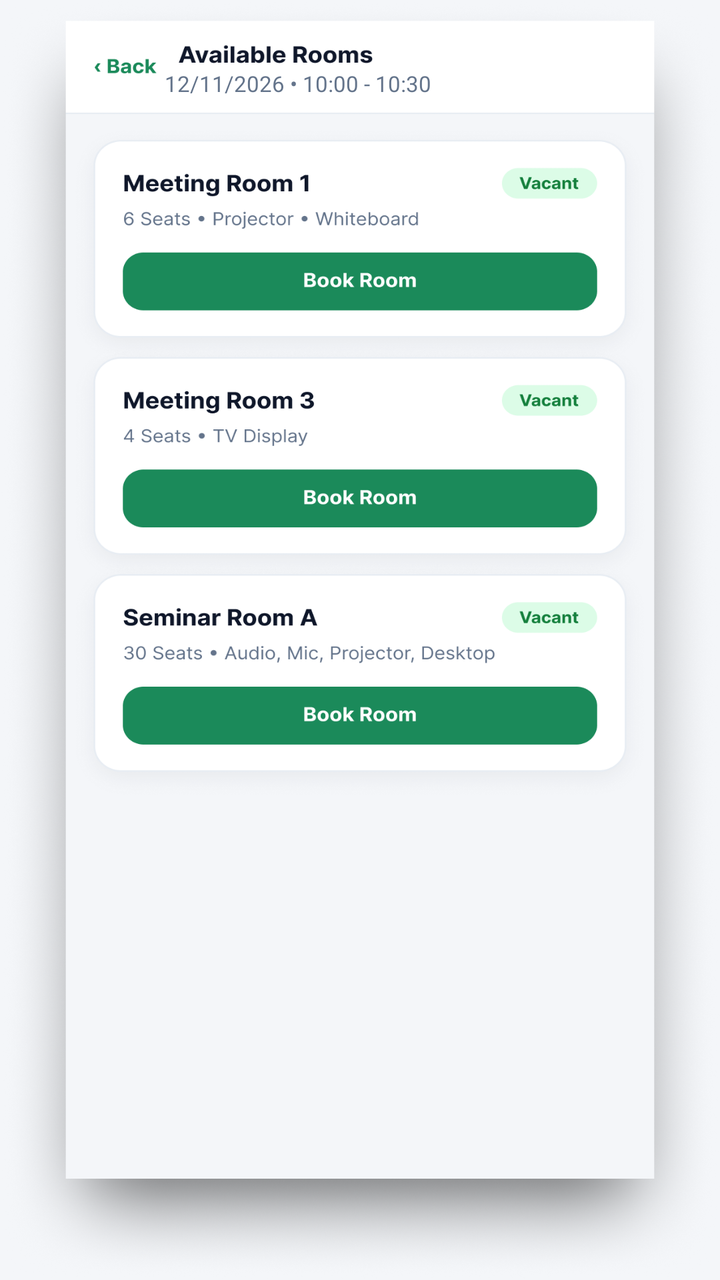
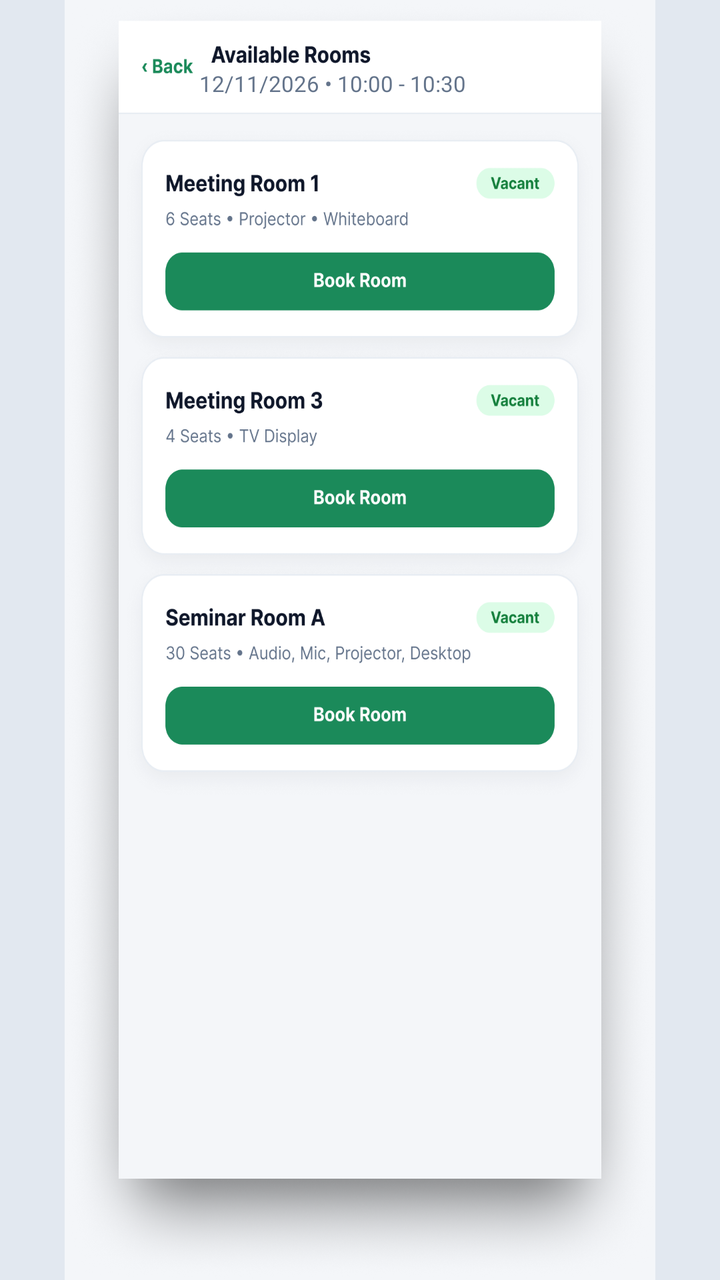

Compare the two renders of this Android layout. The source of the first and the diff that turns it into the second are given below.
<!-- AndroidManifest.xml: application theme Theme.SharedOfficeBookingApp -->
<!-- res/layout/activity_available_rooms.xml -->
<?xml version="1.0" encoding="utf-8"?>
<androidx.constraintlayout.widget.ConstraintLayout xmlns:android="http://schemas.android.com/apk/res/android"
    xmlns:app="http://schemas.android.com/apk/res-auto"
    android:layout_width="match_parent"
    android:layout_height="match_parent"
    android:background="#F4F6F9">

    <ImageView
        android:id="@+id/ivBgRooms"
        android:layout_width="0dp"
        android:layout_height="0dp"
        android:scaleType="fitXY"
        android:src="@drawable/availableroomrex"
        app:layout_constraintBottom_toBottomOf="parent"
        app:layout_constraintEnd_toEndOf="parent"
        app:layout_constraintStart_toStartOf="parent"
        app:layout_constraintTop_toTopOf="parent" />

    

    

    <TextView
        android:id="@+id/tvRoomsHeaderDateTime"
        android:layout_width="0dp"
        android:layout_height="0dp"
        android:background="#FFFFFF"
        android:gravity="center_vertical|start"
        android:text="12/11/2026 • 10:00 - 10:30"
        android:textColor="#64748B"
        android:textSize="11sp"
        app:layout_constraintBottom_toBottomOf="parent"
        app:layout_constraintEnd_toEndOf="parent"
        app:layout_constraintHeight_percent="0.025"
        app:layout_constraintHorizontal_bias="0.439"
        app:layout_constraintStart_toStartOf="parent"
        app:layout_constraintTop_toTopOf="parent"
        app:layout_constraintVertical_bias="0.054"
        app:layout_constraintWidth_percent="0.48" />

    <Button
        android:id="@+id/btnBackRooms"
        android:layout_width="55dp"
        android:layout_height="32dp"
        android:background="@android:color/transparent"
        app:layout_constraintBottom_toBottomOf="parent"
        app:layout_constraintEnd_toEndOf="parent"
        app:layout_constraintHeight_percent="0.045"
        app:layout_constraintHorizontal_bias="0.11"
        app:layout_constraintStart_toStartOf="parent"
        app:layout_constraintTop_toTopOf="parent"
        app:layout_constraintVertical_bias="0.025"
        app:layout_constraintWidth_percent="0.20" />

    
    <Button
        android:id="@+id/btnSelectRoom1"
        android:layout_width="0dp"
        android:layout_height="0dp"
        android:background="@android:color/transparent"
        app:layout_constraintBottom_toBottomOf="parent"
        app:layout_constraintEnd_toEndOf="parent"
        app:layout_constraintHeight_percent="0.145"
        app:layout_constraintStart_toStartOf="parent"
        app:layout_constraintTop_toTopOf="parent"
        app:layout_constraintVertical_bias="0.126"
        app:layout_constraintWidth_percent="0.80" />

    
    <Button
        android:id="@+id/btnSelectRoom2"
        android:layout_width="0dp"
        android:layout_height="0dp"
        android:background="@android:color/transparent"
        app:layout_constraintBottom_toBottomOf="parent"
        app:layout_constraintEnd_toEndOf="parent"
        app:layout_constraintHeight_percent="0.145"
        app:layout_constraintStart_toStartOf="parent"
        app:layout_constraintTop_toTopOf="parent"
        app:layout_constraintVertical_bias="0.331"
        app:layout_constraintWidth_percent="0.80" />

    
    <Button
        android:id="@+id/btnSelectRoom3"
        android:layout_width="0dp"
        android:layout_height="0dp"
        android:background="@android:color/transparent"
        app:layout_constraintBottom_toBottomOf="parent"
        app:layout_constraintEnd_toEndOf="parent"
        app:layout_constraintHeight_percent="0.145"
        app:layout_constraintStart_toStartOf="parent"
        app:layout_constraintTop_toTopOf="parent"
        app:layout_constraintVertical_bias="0.518"
        app:layout_constraintWidth_percent="0.80" />

</androidx.constraintlayout.widget.ConstraintLayout>
<!-- resources referenced by this layout -->
<resources>
  <!-- drawable availableroomrex: png bitmap (drawable, 812188 bytes) -->
  <style name="Theme.SharedOfficeBookingApp" parent="Base.Theme.SharedOfficeBookingApp" />
  <style name="Base.Theme.SharedOfficeBookingApp" parent="Theme.Material3.DayNight.NoActionBar">
          
          
      </style>
</resources>

<!-- the commit's change to res/layout/activity_available_rooms.xml (unified diff, before → after) -->
@@ -3,95 +3,107 @@
     xmlns:app="http://schemas.android.com/apk/res-auto"
     android:layout_width="match_parent"
     android:layout_height="match_parent"
-    android:background="#F4F6F9">
+    android:background="#E2E8F0">
 
-    <ImageView
-        android:id="@+id/ivBgRooms"
+
+    <androidx.constraintlayout.widget.ConstraintLayout
+        android:id="@+id/phoneViewportContainer"
         android:layout_width="0dp"
         android:layout_height="0dp"
-        android:scaleType="fitXY"
-        android:src="@drawable/availableroomrex"
+        android:background="#F4F6F9"
         app:layout_constraintBottom_toBottomOf="parent"
+        app:layout_constraintDimensionRatio="W,9:19.5"
         app:layout_constraintEnd_toEndOf="parent"
         app:layout_constraintStart_toStartOf="parent"
-        app:layout_constraintTop_toTopOf="parent" />
+        app:layout_constraintTop_toTopOf="parent">
 
-    
+        <ImageView
+            android:id="@+id/ivBgRooms"
+            android:layout_width="0dp"
+            android:layout_height="0dp"
+            android:scaleType="fitXY"
+            android:src="@drawable/availableroomrex"
+            app:layout_constraintBottom_toBottomOf="parent"
+            app:layout_constraintEnd_toEndOf="parent"
+            app:layout_constraintStart_toStartOf="parent"
+            app:layout_constraintTop_toTopOf="parent" />
 
-    
+        
+        <TextView
+            android:id="@+id/tvRoomsHeaderDateTime"
+            android:layout_width="0dp"
+            android:layout_height="0dp"
+            android:background="#FFFFFF"
+            android:gravity="center_vertical|start"
+            android:text="12/11/2026 • 10:00 - 10:30"
+            android:textColor="#64748B"
+            android:textSize="11sp"
+            app:layout_constraintBottom_toBottomOf="parent"
+            app:layout_constraintEnd_toEndOf="parent"
+            app:layout_constraintHeight_percent="0.025"
+            app:layout_constraintHorizontal_bias="0.439"
+            app:layout_constraintStart_toStartOf="parent"
+            app:layout_constraintTop_toTopOf="parent"
+            app:layout_constraintVertical_bias="0.054"
+            app:layout_constraintWidth_percent="0.48" />
 
-    <TextView
-        android:id="@+id/tvRoomsHeaderDateTime"
-        android:layout_width="0dp"
-        android:layout_height="0dp"
-        android:background="#FFFFFF"
-        android:gravity="center_vertical|start"
-        android:text="12/11/2026 • 10:00 - 10:30"
-        android:textColor="#64748B"
-        android:textSize="11sp"
-        app:layout_constraintBottom_toBottomOf="parent"
-        app:layout_constraintEnd_toEndOf="parent"
-        app:layout_constraintHeight_percent="0.025"
-        app:layout_constraintHorizontal_bias="0.439"
-        app:layout_constraintStart_toStartOf="parent"
-        app:layout_constraintTop_toTopOf="parent"
-        app:layout_constraintVertical_bias="0.054"
-        app:layout_constraintWidth_percent="0.48" />
+        
+        <Button
+            android:id="@+id/btnBackRooms"
+            android:layout_width="0dp"
+            android:layout_height="0dp"
+            android:background="@android:color/transparent"
+            app:layout_constraintBottom_toBottomOf="parent"
+            app:layout_constraintEnd_toEndOf="parent"
+            app:layout_constraintHeight_percent="0.045"
+            app:layout_constraintHorizontal_bias="0.11"
+            app:layout_constraintStart_toStartOf="parent"
+            app:layout_constraintTop_toTopOf="parent"
+            app:layout_constraintVertical_bias="0.025"
+            app:layout_constraintWidth_percent="0.20" />
 
-    <Button
-        android:id="@+id/btnBackRooms"
-        android:layout_width="55dp"
-        android:layout_height="32dp"
-        android:background="@android:color/transparent"
-        app:layout_constraintBottom_toBottomOf="parent"
-        app:layout_constraintEnd_toEndOf="parent"
-        app:layout_constraintHeight_percent="0.045"
-        app:layout_constraintHorizontal_bias="0.11"
-        app:layout_constraintStart_toStartOf="parent"
-        app:layout_constraintTop_toTopOf="parent"
-        app:layout_constraintVertical_bias="0.025"
-        app:layout_constraintWidth_percent="0.20" />
+        
+        <Button
+            android:id="@+id/btnSelectRoom1"
+            android:layout_width="0dp"
+            android:layout_height="0dp"
+            android:background="@android:color/transparent"
+            app:layout_constraintBottom_toBottomOf="parent"
+            app:layout_constraintEnd_toEndOf="parent"
+            app:layout_constraintHeight_percent="0.145"
+            app:layout_constraintStart_toStartOf="parent"
+            app:layout_constraintTop_toTopOf="parent"
+            app:layout_constraintVertical_bias="0.126"
+            app:layout_constraintWidth_percent="0.80" />
 
-    
-    <Button
-        android:id="@+id/btnSelectRoom1"
-        android:layout_width="0dp"
-        android:layout_height="0dp"
-        android:background="@android:color/transparent"
-        app:layout_constraintBottom_toBottomOf="parent"
-        app:layout_constraintEnd_toEndOf="parent"
-        app:layout_constraintHeight_percent="0.145"
-        app:layout_constraintStart_toStartOf="parent"
-        app:layout_constraintTop_toTopOf="parent"
-        app:layout_constraintVertical_bias="0.126"
-        app:layout_constraintWidth_percent="0.80" />
+        
+        <Button
+            android:id="@+id/btnSelectRoom2"
+            android:layout_width="0dp"
+            android:layout_height="0dp"
+            android:background="@android:color/transparent"
+            app:layout_constraintBottom_toBottomOf="parent"
+            app:layout_constraintEnd_toEndOf="parent"
+            app:layout_constraintHeight_percent="0.145"
+            app:layout_constraintStart_toStartOf="parent"
+            app:layout_constraintTop_toTopOf="parent"
+            app:layout_constraintVertical_bias="0.331"
+            app:layout_constraintWidth_percent="0.80" />
 
-    
-    <Button
-        android:id="@+id/btnSelectRoom2"
-        android:layout_width="0dp"
-        android:layout_height="0dp"
-        android:background="@android:color/transparent"
-        app:layout_constraintBottom_toBottomOf="parent"
-        app:layout_constraintEnd_toEndOf="parent"
-        app:layout_constraintHeight_percent="0.145"
-        app:layout_constraintStart_toStartOf="parent"
-        app:layout_constraintTop_toTopOf="parent"
-        app:layout_constraintVertical_bias="0.331"
-        app:layout_constraintWidth_percent="0.80" />
+        
+        <Button
+            android:id="@+id/btnSelectRoom3"
+            android:layout_width="0dp"
+            android:layout_height="0dp"
+            android:background="@android:color/transparent"
+            app:layout_constraintBottom_toBottomOf="parent"
+            app:layout_constraintEnd_toEndOf="parent"
+            app:layout_constraintHeight_percent="0.145"
+            app:layout_constraintStart_toStartOf="parent"
+            app:layout_constraintTop_toTopOf="parent"
+            app:layout_constraintVertical_bias="0.518"
+            app:layout_constraintWidth_percent="0.80" />
 
-    
-    <Button
-        android:id="@+id/btnSelectRoom3"
-        android:layout_width="0dp"
-        android:layout_height="0dp"
-        android:background="@android:color/transparent"
-        app:layout_constraintBottom_toBottomOf="parent"
-        app:layout_constraintEnd_toEndOf="parent"
-        app:layout_constraintHeight_percent="0.145"
-        app:layout_constraintStart_toStartOf="parent"
-        app:layout_constraintTop_toTopOf="parent"
-        app:layout_constraintVertical_bias="0.518"
-        app:layout_constraintWidth_percent="0.80" />
+    </androidx.constraintlayout.widget.ConstraintLayout>
 
 </androidx.constraintlayout.widget.ConstraintLayout>
